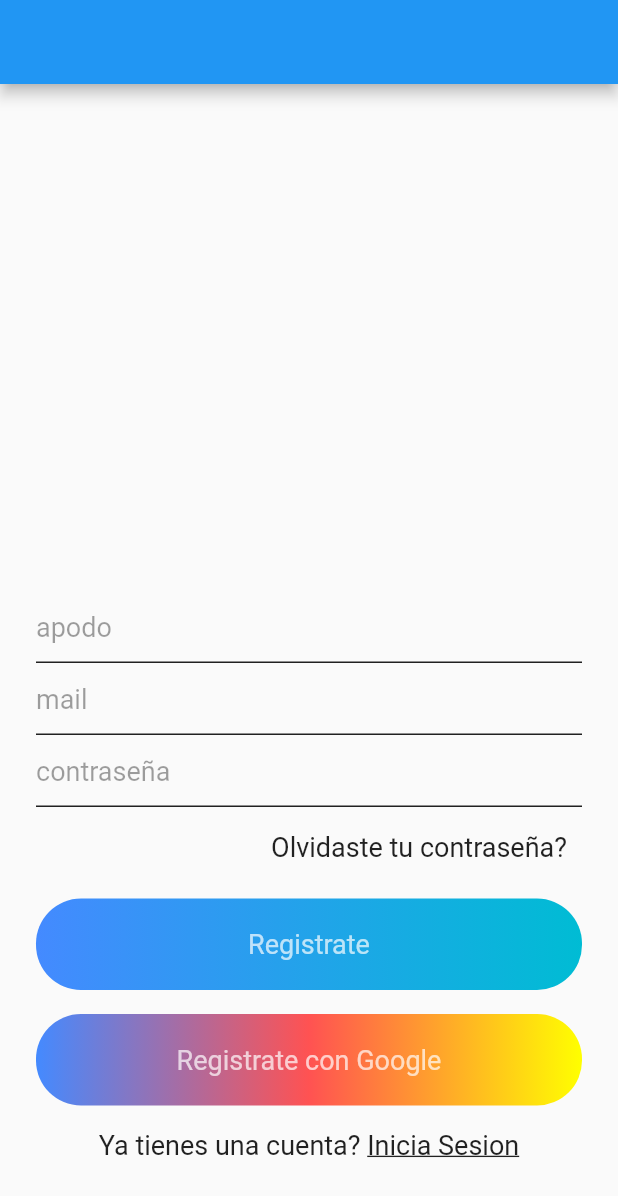
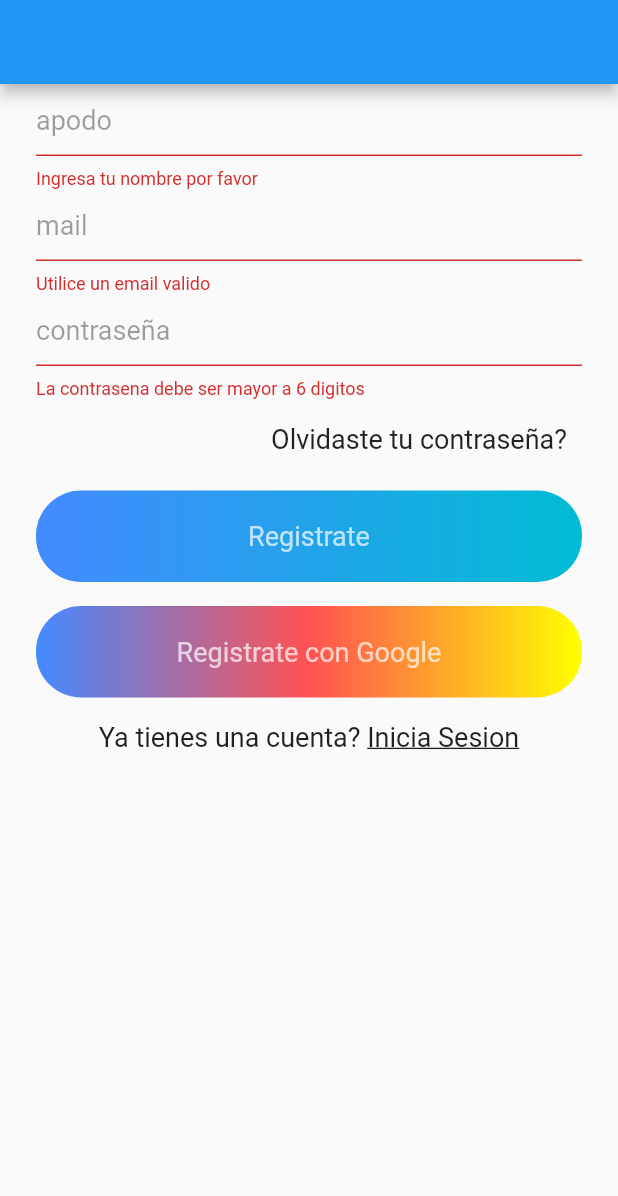
Before and after one commit to Gabonauta/Chat_Multilingue, a Flutter app: the screen it shows after launch, after a tap on "Registrate", on a phone screen of 412 x 824 dp. Shown: the top 1196 px of the screen. Run offline on Flutter 3.47's test engine with Material 2 defaults, Android fonts, the phone set to English and light mode, and no system bars; our stand-ins replace firebase_auth; accounts and stored records are empty.

Commit message:
SignUp completo con usuario Correo y Contrasena

```diff
--- a/primer_chat/lib/views/chatRoom.dart
+++ b/primer_chat/lib/views/chatRoom.dart
@@ -0,0 +1,13 @@
+import 'package:flutter/material.dart';
+
+class ChatRoom extends StatefulWidget {
+  @override
+  _ChatRoomState createState() => _ChatRoomState();
+}
+
+class _ChatRoomState extends State<ChatRoom> {
+  @override
+  Widget build(BuildContext context) {
+    return Container();
+  }
+}
--- a/primer_chat/lib/views/signup.dart
+++ b/primer_chat/lib/views/signup.dart
@@ -1,4 +1,6 @@
 import 'package:flutter/material.dart';
+import 'package:primer_chat/services/auth.dart';
+import 'package:primer_chat/views/chatRoom.dart';
 import 'package:primer_chat/widgets/widget_appbar.dart';
 
 class SignUp extends StatefulWidget {
@@ -13,17 +15,37 @@ class _SignUpState extends State<SignUp> {
       new TextEditingController();
   TextEditingController passwordTextEditingController =
       new TextEditingController();
+  bool isLoading = false;
+  AuthMethos authMethos = new AuthMethos();
   signMeUP() {
-    if (formKey.currentState.validate()) {}
+    if (formKey.currentState.validate()) {
+      setState(() {
+        isLoading = true;
+      });
+      authMethos
+          .singUpwithEmailandPassword(emailTextEditingController.text,
+              passwordTextEditingController.text)
+          .then((val) {
+        //print("$val");
+        Navigator.pushReplacement(
+            context, MaterialPageRoute(builder: (context) => ChatRoom()));
+      });
+    }
   }
 
   @override
   Widget build(BuildContext context) {
     return Scaffold(
       appBar: appBarMain(context),
-      body: Container(
+      body: isLoading
+          ? Container(
+              child: Center(child: CircularProgressIndicator()),
+            )
+          : SingleChildScrollView(
+              child: Container(
                 alignment: Alignment.bottomCenter,
                 child: Container(
+                  height: MediaQuery.of(context).size.height - 50,
                   //margen simetrico lado izquierdo y derecho de 24
                   padding: EdgeInsets.symmetric(horizontal: 24),
                   child: Column(
@@ -35,18 +57,36 @@ class _SignUpState extends State<SignUp> {
                           children: [
                             TextFormField(
                               //Texto en si
-
+                              validator: (val) {
+                                return val.isEmpty || val.length < 2
+                                    ? "Ingresa tu nombre por favor"
+                                    : null;
+                              },
                               controller: userTextEditingController,
                               decoration: textFieldHintDecoration("apodo"),
                               style: mediumTextBlack(),
                             ),
                             TextFormField(
                               //Texto en si
+                              validator: (val) {
+                                return RegExp(
+                                            r"^[a-zA-Z0-9.!#$%&'*+/=?^_`{|}~-]+@[a-zA-Z0-9](?:[a-zA-Z0-9-]{0,253}[a-zA-Z0-9])?(?:\.[a-zA-Z0-9](?:[a-zA-Z0-9-]{0,253}[a-zA-Z0-9])?)*$")
+                                        .hasMatch(val)
+                                    ? null
+                                    : "Utilice un email valido";
+                              },
                               controller: emailTextEditingController,
                               decoration: textFieldHintDecoration("mail"),
                               style: mediumTextBlack(),
                             ),
                             TextFormField(
+                              //texto oculto
+                              obscureText: true,
+                              validator: (val) {
+                                return val.length > 6
+                                    ? null
+                                    : "La contrasena debe ser mayor a 6 digitos";
+                              },
                               controller: passwordTextEditingController,
                               decoration: textFieldHintDecoration("contraseña"),
                               style: mediumTextBlack(),
@@ -60,7 +100,8 @@ class _SignUpState extends State<SignUp> {
                       Container(
                         alignment: Alignment.centerRight,
                         child: Container(
-                  padding: EdgeInsets.symmetric(vertical: 8, horizontal: 10),
+                          padding:
+                              EdgeInsets.symmetric(vertical: 8, horizontal: 10),
                           child: Text(
                             "Olvidaste tu contraseña?",
                             style: TextStyle(fontSize: 18),
@@ -99,13 +140,17 @@ class _SignUpState extends State<SignUp> {
                               Colors.yellowAccent
                             ]),
                             borderRadius: BorderRadius.circular(30)),
-                child: Text("Registrate con Google", style: mediumText()),
+                        child:
+                            Text("Registrate con Google", style: mediumText()),
                       ),
                       SizedBox(
                         height: 16,
                       ),
-              Row(mainAxisAlignment: MainAxisAlignment.center, children: [
-                Text("Ya tienes una cuenta? ", style: mediumTextBlack()),
+                      Row(
+                          mainAxisAlignment: MainAxisAlignment.center,
+                          children: [
+                            Text("Ya tienes una cuenta? ",
+                                style: mediumTextBlack()),
                             Text(
                               "Inicia Sesion",
                               style: TextStyle(
@@ -121,6 +166,7 @@ class _SignUpState extends State<SignUp> {
                   ),
                 ),
               ),
+            ),
     );
   }
 }
```
Lines whose indentation alone changed are shown as unchanged.
